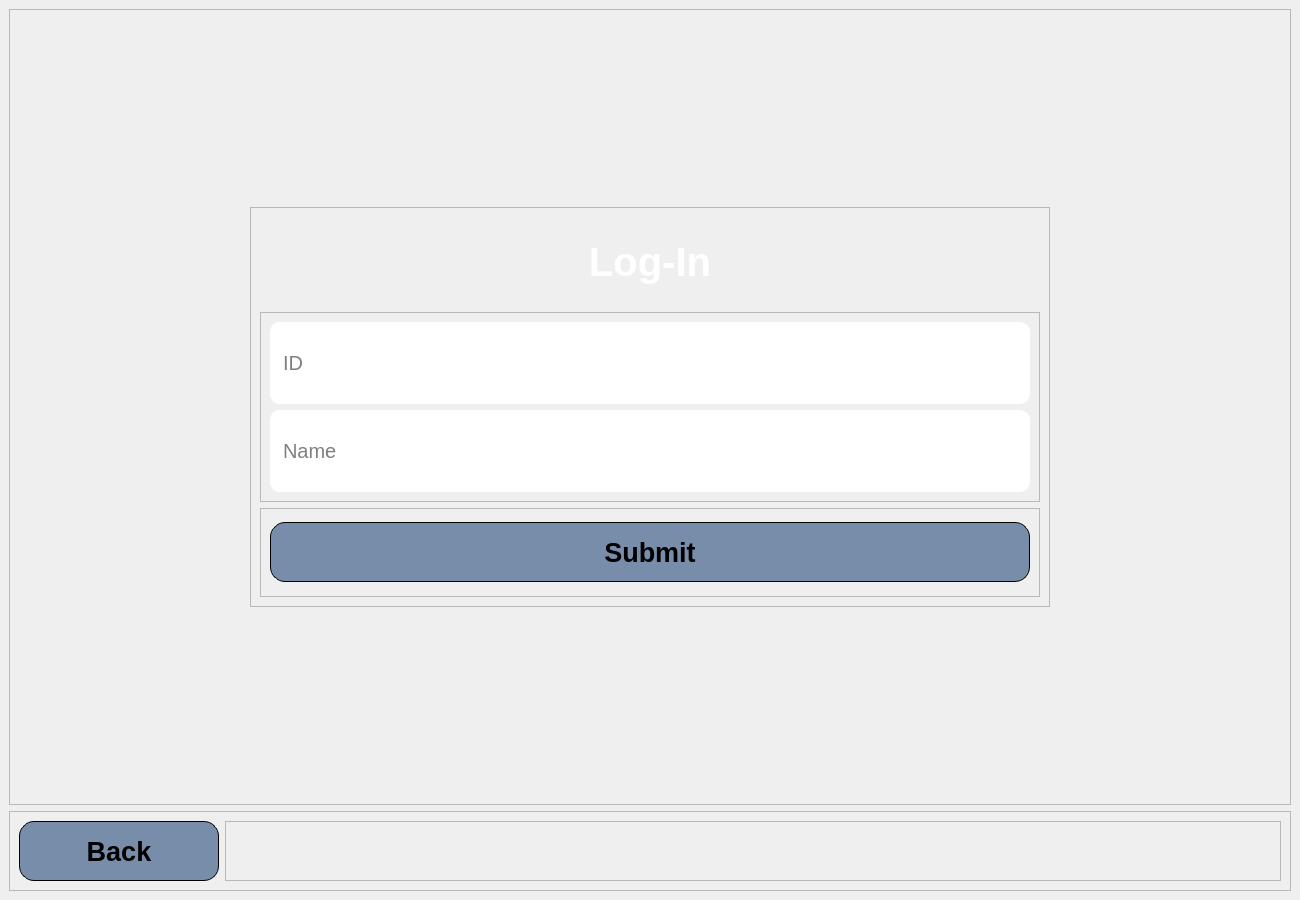
The window that Forms/login.ui (esraa-emary/Task-Worker-Matching) describes before a commit, drawn with Qt 5.
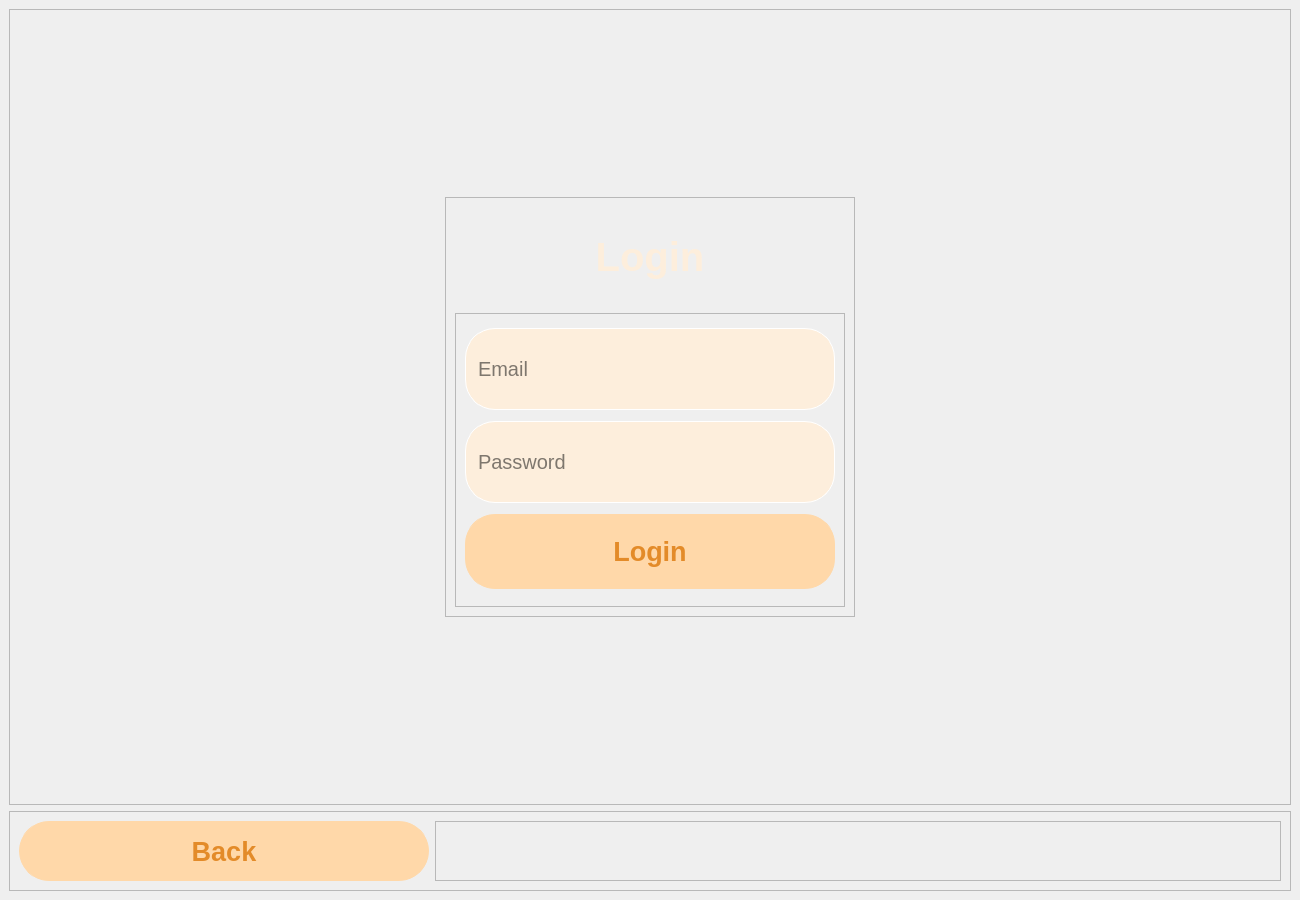
The same window after the commit.

What changed in the file:
```diff
--- a/Forms/login.ui
+++ b/Forms/login.ui
@@ -14,17 +14,7 @@
    <string>MainWindow</string>
   </property>
   <property name="styleSheet">
-   <string notr="true">QMainWindow{
-	color: #000;
-	background: qlineargradient(x1:0, y1:0, x2:0, y2:1, 
-	stop:0 #778da9, 
-	stop:0.3 #3076E3,
-	stop:0.7 #3076E3,
-	stop:1 #778da9
-	);
-}
-
-</string>
+   <string notr="true"/>
   </property>
   <widget class="QWidget" name="centralwidget">
    <layout class="QGridLayout" name="gridLayout">
@@ -38,12 +28,11 @@
       </property>
       <property name="styleSheet">
        <string notr="true">QPushButton{
-	border: 1px solid #000;
-width: 80%;
+	border: 1px solid #FFD8A9;
     height: 20px;
-    background-color: #778da9;
-border-radius: 15px;
-
+    background-color: #FFD8A9;
+border-radius: 30px;
+color:#E38B29;
 }
 
 QPushButton:hover{
@@ -66,8 +55,8 @@
         <widget class="QPushButton" name="back">
          <property name="maximumSize">
           <size>
-           <width>200</width>
-           <height>70</height>
+           <width>410</width>
+           <height>75</height>
           </size>
          </property>
          <property name="font">
@@ -110,8 +99,8 @@
         <widget class="QFrame" name="frame">
          <property name="maximumSize">
           <size>
-           <width>800</width>
-           <height>400</height>
+           <width>410</width>
+           <height>420</height>
           </size>
          </property>
          <property name="frameShape">
@@ -121,39 +110,38 @@
           <enum>QFrame::Shadow::Raised</enum>
          </property>
          <layout class="QGridLayout" name="gridLayout_2">
-          <item row="0" column="0" colspan="2">
-           <widget class="QLabel" name="login">
-            <property name="maximumSize">
-             <size>
-              <width>16777215</width>
-              <height>100</height>
-             </size>
-            </property>
-            <property name="font">
-             <font>
-              <pointsize>30</pointsize>
-              <bold>true</bold>
-             </font>
-            </property>
-            <property name="styleSheet">
-             <string notr="true">color: #fff;</string>
-            </property>
-            <property name="text">
-             <string>Log-In</string>
-            </property>
-            <property name="alignment">
-             <set>Qt::AlignmentFlag::AlignCenter</set>
-            </property>
-           </widget>
-          </item>
           <item row="1" column="0" colspan="2">
            <widget class="QFrame" name="frame_2">
+            <property name="maximumSize">
+             <size>
+              <width>16777215</width>
+              <height>16777215</height>
+             </size>
+            </property>
             <property name="styleSheet">
              <string notr="true">QLineEdit{
 	height: 80px;
 	border-radius: 10px;
 	border: 1px solid #fff;
 	padding-left:10px;
+	background-color: #FDEEDC;
+
+border-radius: 30px;
+}
+
+QPushButton{
+	border: 1px solid #FFD8A9;
+    height: 20px;
+    background-color: #FFD8A9;
+border-radius: 30px;
+color:#E38B29;
+}
+
+QPushButton:hover{
+    background-color: #9c6644;
+border: 1px solid #9c6644;
+	color:#FFD8A9;
+transition: all 0.3s ease-in-out;
 }</string>
             </property>
             <property name="frameShape">
@@ -166,6 +154,18 @@
              <property name="topMargin">
               <number>9</number>
              </property>
+             <item row="0" column="0">
+              <widget class="QLineEdit" name="email">
+               <property name="font">
+                <font>
+                 <pointsize>15</pointsize>
+                </font>
+               </property>
+               <property name="placeholderText">
+                <string>Email</string>
+               </property>
+              </widget>
+             </item>
              <item row="1" column="0">
               <widget class="QLineEdit" name="name">
                <property name="font">
@@ -174,56 +174,16 @@
                 </font>
                </property>
                <property name="placeholderText">
-                <string>Name</string>
+                <string>Password</string>
                </property>
               </widget>
              </item>
-             <item row="0" column="0">
-              <widget class="QLineEdit" name="id">
-               <property name="font">
-                <font>
-                 <pointsize>15</pointsize>
-                </font>
-               </property>
-               <property name="placeholderText">
-                <string>ID</string>
-               </property>
-              </widget>
-             </item>
-            </layout>
-           </widget>
-          </item>
-          <item row="2" column="0" colspan="2">
-           <widget class="QFrame" name="frame_3">
-            <property name="styleSheet">
-             <string notr="true">QPushButton{
-	border: 1px solid #000;
-width: 80%;
-    height: 20px;
-    background-color: #778da9;
-border-radius: 15px;
-
-}
-
-QPushButton:hover{
-    background-color: #0d1b2a;
-transition: all 0.3s ease-in-out;
-	color:#fff;
-}</string>
-            </property>
-            <property name="frameShape">
-             <enum>QFrame::Shape::StyledPanel</enum>
-            </property>
-            <property name="frameShadow">
-             <enum>QFrame::Shadow::Raised</enum>
-            </property>
-            <layout class="QGridLayout" name="gridLayout_4">
-             <item row="0" column="0">
+             <item row="2" column="0">
               <widget class="QPushButton" name="submit">
                <property name="maximumSize">
                 <size>
-                 <width>16777215</width>
-                 <height>60</height>
+                 <width>410</width>
+                 <height>75</height>
                 </size>
                </property>
                <property name="font">
@@ -233,13 +193,38 @@
                 </font>
                </property>
                <property name="text">
-                <string>Submit</string>
+                <string>Login</string>
                </property>
               </widget>
              </item>
             </layout>
            </widget>
           </item>
+          <item row="0" column="0" colspan="2">
+           <widget class="QLabel" name="login">
+            <property name="maximumSize">
+             <size>
+              <width>16777215</width>
+              <height>100</height>
+             </size>
+            </property>
+            <property name="font">
+             <font>
+              <pointsize>30</pointsize>
+              <bold>true</bold>
+             </font>
+            </property>
+            <property name="styleSheet">
+             <string notr="true">color: #FDEEDC;</string>
+            </property>
+            <property name="text">
+             <string>Login</string>
+            </property>
+            <property name="alignment">
+             <set>Qt::AlignmentFlag::AlignCenter</set>
+            </property>
+           </widget>
+          </item>
          </layout>
         </widget>
        </item>
```
Left out of the diff: 10 changed lines with no effect on the pictures.
